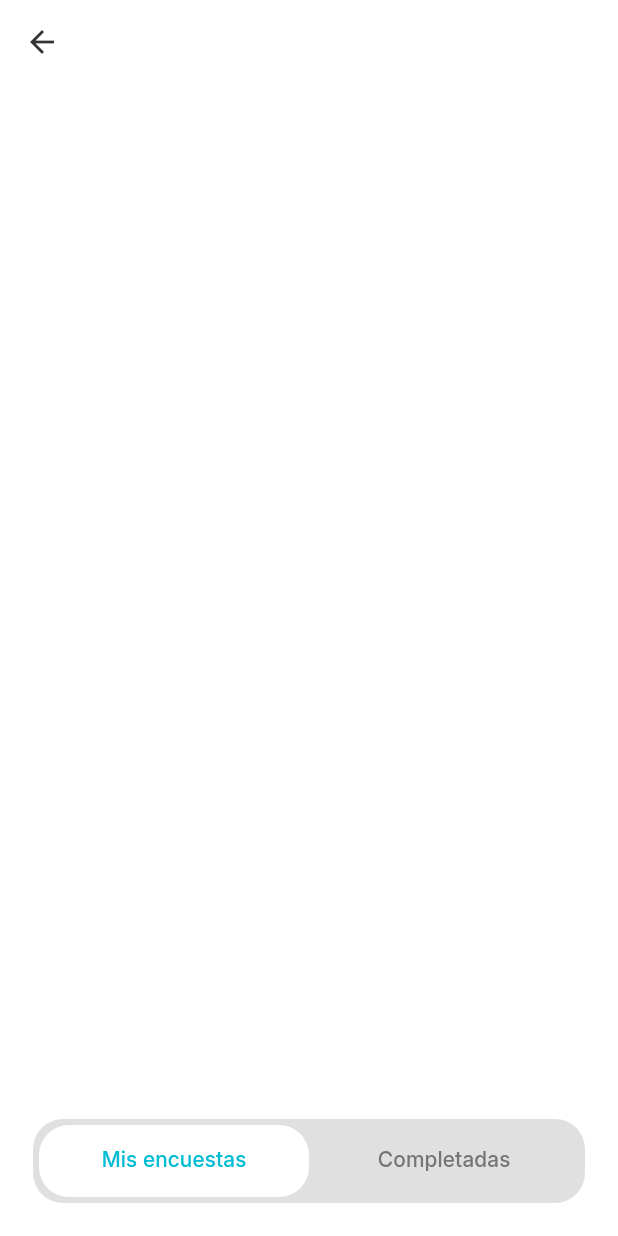
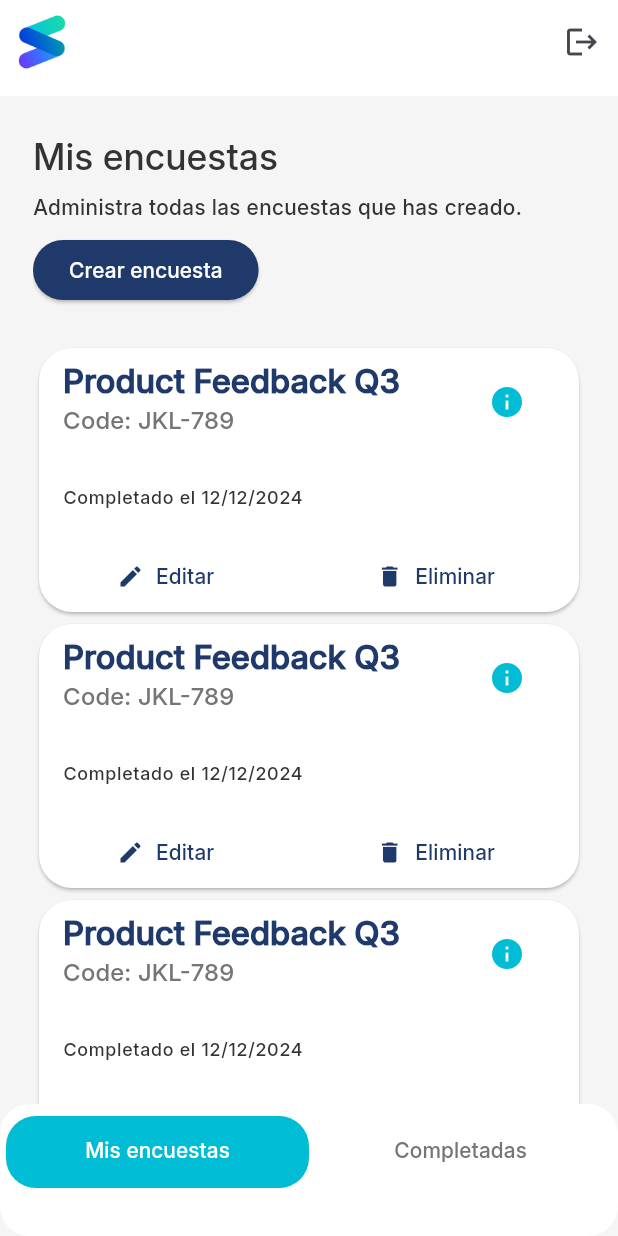
Before and after one commit to Wmarroquing/Encuestas-App, a Flutter app: the HomeBody screen opened directly, on a phone screen of 412 x 824 dp. Run offline on Flutter 3.47's test engine with Material 3 defaults, Android fonts, the phone set to English and light mode, and no system bars.

Commit message:
maquetacion de la vista Home

```diff
--- a/lib/common/theme/custom_theme.dart
+++ b/lib/common/theme/custom_theme.dart
@@ -10,7 +10,7 @@ class CustomTheme {
       primaryContainer: CustomColors.primary.withValues(alpha: 0.8),
       secondary: CustomColors.accent,
       secondaryContainer: CustomColors.accent.withValues(alpha: 0.8),
-      surface: CustomColors.background,
+      surface: Colors.grey[100],
       error: CustomColors.error,
       onPrimary: Colors.white,
       onSecondary: Colors.black,
@@ -58,14 +58,19 @@ class CustomTheme {
       indicatorSize: TabBarIndicatorSize.tab,
       indicatorColor: CustomColors.accent,
       dividerColor: Colors.transparent,
-      labelColor: CustomColors.accent,
+      labelColor: Colors.white,
       unselectedLabelColor: CustomColors.textSecondary,
       overlayColor: WidgetStatePropertyAll(Colors.transparent),
       indicator: BoxDecoration(
-        color: Colors.white,
+        color: CustomColors.accent,
         borderRadius: BorderRadius.circular(20.0),
       ),
     ),
+    cardTheme: CardTheme(
+      color: CustomColors.background,
+      shape: RoundedRectangleBorder(borderRadius: BorderRadius.circular(22.0)),
+    ),
+    appBarTheme: AppBarTheme(backgroundColor: CustomColors.background),
   );
 
   static OutlineInputBorder outlineInputBorder(final Color borderColor) {
--- /dev/null
+++ b/lib/home/widgets/app_bar.dart
@@ -0,0 +1,20 @@
+part of 'home_body.dart';
+
+class CustomAppBar extends StatelessWidget implements PreferredSizeWidget {
+  final void Function() fnOnLogoutTap;
+
+  const CustomAppBar({super.key, required this.fnOnLogoutTap});
+
+  @override
+  Widget build(BuildContext context) {
+    return AppBar(
+      leading: CircleAvatar(
+        child: Image.asset('${AppConstants.imagesPath}logo.jpg'),
+      ),
+      actions: [IconButton(onPressed: fnOnLogoutTap, icon: Icon(Icons.logout))],
+    );
+  }
+
+  @override
+  Size get preferredSize => const Size.fromHeight(64.0);
+}
--- /dev/null
+++ b/lib/home/widgets/custom_card.dart
@@ -0,0 +1,75 @@
+part of 'home_body.dart';
+
+class CustomCard extends StatelessWidget {
+  final bool isManagementView;
+  final void Function()? fnOnDetailTap;
+  final void Function()? fnOnEditTap;
+  final void Function()? fnOnDeleteTap;
+
+  const CustomCard({
+    super.key,
+    required this.isManagementView,
+    this.fnOnDetailTap,
+    this.fnOnEditTap,
+    this.fnOnDeleteTap,
+  });
+
+  @override
+  Widget build(BuildContext context) {
+    return Card(
+      child: Column(
+        crossAxisAlignment: CrossAxisAlignment.start,
+        children: [
+          ListTile(
+            title: Text(
+              maxLines: 1,
+              overflow: TextOverflow.ellipsis,
+              'Product Feedback Q3',
+              style: Theme.of(context).textTheme.titleLarge?.copyWith(
+                color: CustomColors.primary,
+                fontWeight: FontWeight.bold,
+              ),
+            ),
+            subtitle: Text(
+              'Code: JKL-789',
+              style: Theme.of(context).textTheme.titleMedium?.copyWith(
+                color: CustomColors.textSecondary,
+              ),
+            ),
+            trailing: IconButton(
+              color: CustomColors.accent,
+              onPressed: fnOnDetailTap,
+              icon: Icon(Icons.info),
+            ),
+          ),
+          ListTile(
+            title: Text(
+              maxLines: 2,
+              overflow: TextOverflow.ellipsis,
+              'Completado el 12/12/2024',
+              style: Theme.of(context).textTheme.labelMedium,
+            ),
+          ),
+          Visibility(
+            visible: isManagementView,
+            child: Row(
+              mainAxisAlignment: MainAxisAlignment.spaceAround,
+              children: [
+                TextButton.icon(
+                  onPressed: fnOnEditTap,
+                  icon: Icon(Icons.edit),
+                  label: Text('Editar'),
+                ),
+                TextButton.icon(
+                  onPressed: fnOnDeleteTap,
+                  icon: Icon(Icons.delete),
+                  label: Text('Eliminar'),
+                ),
+              ],
+            ),
+          ),
+        ],
+      ),
+    );
+  }
+}
--- a/lib/home/widgets/home_body.dart
+++ b/lib/home/widgets/home_body.dart
@@ -1,4 +1,12 @@
+import 'package:devel_app/common/dialogs/custom_alert_dialog.dart';
+import 'package:devel_app/common/resources/app_constants.dart';
+import 'package:devel_app/common/theme/custom_colors.dart';
 import 'package:flutter/material.dart';
+
+part 'app_bar.dart';
+part 'custom_card.dart';
+part 'user_survey_list.dart';
+part 'complete_survey_list.dart';
 
 class HomeBody extends StatefulWidget {
   const HomeBody({super.key});
@@ -25,17 +33,32 @@ class _HomeBodyState extends State<HomeBody> with TickerProviderStateMixin {
   @override
   Widget build(BuildContext context) {
     return Scaffold(
-      appBar: AppBar(),
-      body: TabBarView(
+      appBar: CustomAppBar(fnOnLogoutTap: _logout),
+      body: Padding(
+        padding: const EdgeInsets.symmetric(
+          horizontal: AppConstants.appPadding,
+        ),
+        child: TabBarView(
           controller: _tabController,
-        children: [Container(), Container()],
+          children: [
+            UserSurveyList(
+              fnOnDetailTap: _navigateToDetailSurvey,
+              fnOnEditTap: _navigateToEditSurvey,
+              fnOnDeleteTap: _showDeleteSurveyDialog,
             ),
-      bottomNavigationBar: SafeArea(
-        child: Container(
-          padding: const EdgeInsets.all(4.0),
-          margin: EdgeInsets.all(22.0),
+            CompleteSurveyList(fnOnDetailTap: _navigateToDetailSurvey),
+          ],
+        ),
+      ),
+      bottomNavigationBar: Container(
+        padding: const EdgeInsets.only(
+          top: 8.0,
+          left: 4.0,
+          right: 4.0,
+          bottom: 32.0,
+        ),
         decoration: BoxDecoration(
-            color: Colors.grey[300],
+          color: Colors.white,
           borderRadius: BorderRadius.circular(20.0),
         ),
         child: TabBar(
@@ -43,7 +66,26 @@ class _HomeBodyState extends State<HomeBody> with TickerProviderStateMixin {
           tabs: [Tab(text: 'Mis encuestas'), Tab(text: 'Completadas')],
         ),
       ),
-      ),
+    );
+  }
+
+  void _logout() {}
+
+  void _navigateToDetailSurvey() {}
+
+  void _navigateToEditSurvey() {}
+
+  void _showDeleteSurveyDialog() {
+    showDialog(
+      context: context,
+      builder: (context) {
+        return CustomAlertDialog(
+          isConfirmDialog: true,
+          title: 'title',
+          description:
+              'Está seguro que desea borrar esta encuesta?\nTodos los datos se perderán.',
+        );
+      },
     );
   }
 }
--- /dev/null
+++ b/lib/home/widgets/user_survey_list.dart
@@ -0,0 +1,42 @@
+part of 'home_body.dart';
+
+class UserSurveyList extends StatelessWidget {
+  final void Function() fnOnDetailTap;
+  final void Function() fnOnEditTap;
+  final void Function() fnOnDeleteTap;
+
+  const UserSurveyList({
+    super.key,
+    required this.fnOnDetailTap,
+    required this.fnOnEditTap,
+    required this.fnOnDeleteTap,
+  });
+
+  @override
+  Widget build(BuildContext context) {
+    return Column(
+      spacing: 8.0,
+      crossAxisAlignment: CrossAxisAlignment.start,
+      children: [
+        const SizedBox(height: 16.0),
+        Text('Mis encuestas', style: Theme.of(context).textTheme.headlineSmall),
+        Text('Administra todas las encuestas que has creado.'),
+        ElevatedButton(onPressed: () {}, child: Text('Crear encuesta')),
+        Expanded(
+          child: ListView.builder(
+            padding: EdgeInsets.symmetric(vertical: 16.0),
+            itemBuilder: (context, index) {
+              return CustomCard(
+                isManagementView: true,
+                fnOnDetailTap: fnOnDetailTap,
+                fnOnEditTap: fnOnEditTap,
+                fnOnDeleteTap: fnOnDeleteTap,
+              );
+            },
+            itemCount: 10,
+          ),
+        ),
+      ],
+    );
+  }
+}
```
Also changed, not shown: lib/common/dialogs/custom_alert_dialog.dart (added, +61 -0 lines), lib/home/widgets/complete_survey_list.dart (added, +38 -0 lines), pubspec.lock. Lines whose indentation alone changed are shown as unchanged.
